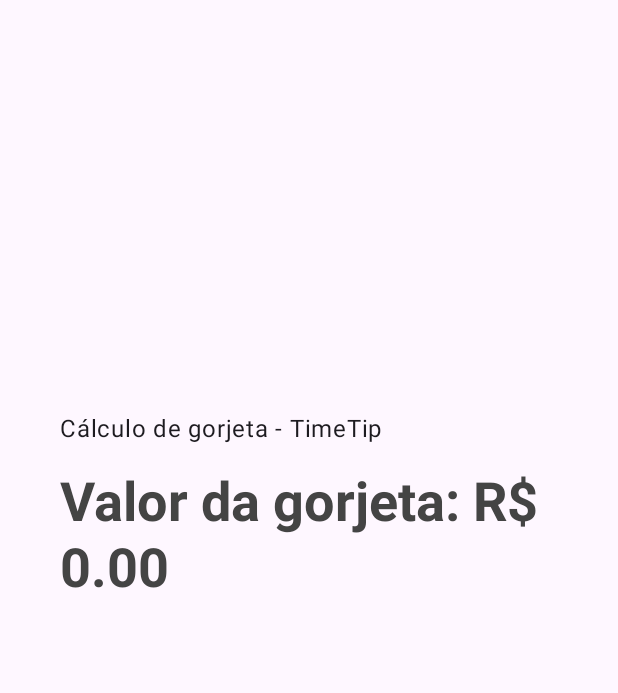
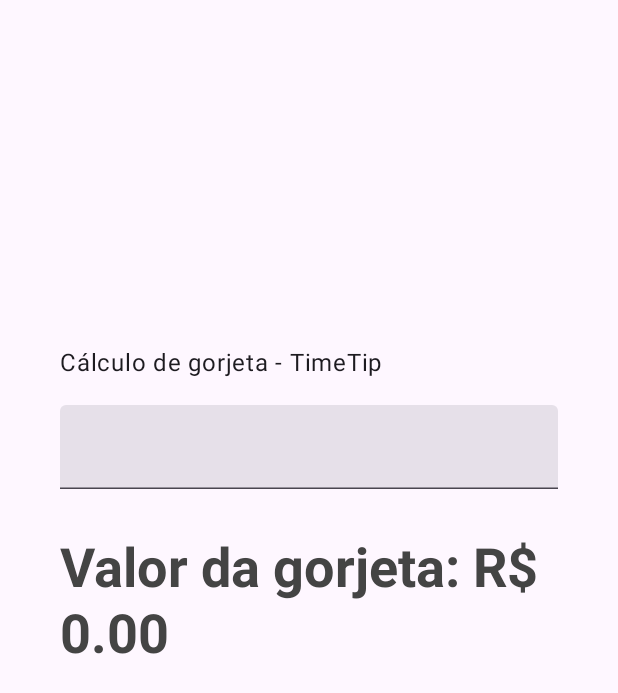
Before and after one commit to cristijung/CalcState, an Android app built with Jetpack Compose: the screen it shows after launch (MainActivity), on a phone screen of 412 x 824 dp. Shown: the top 693 px of the screen. Run offline under Robolectric (Android 15) with nearby library versions, the phone set to English and light mode, and no system bars.

Commit message:
textfield posto

```diff
--- a/app/src/main/java/com/example/calcstates/MainActivity.kt
+++ b/app/src/main/java/com/example/calcstates/MainActivity.kt
@@ -56,7 +56,7 @@ fun TipTimeLayout() {
                 .padding(bottom = 16.dp)
                 .align(alignment = Alignment.Start)
         )
-
+        EditNumberField(modifier = Modifier.padding(bottom = 32.dp).fillMaxWidth())
        Text(
             text = stringResource(R.string.tip_amount, "R$ 0.00"),
             style = MaterialTheme.typography.displaySmall,
```
